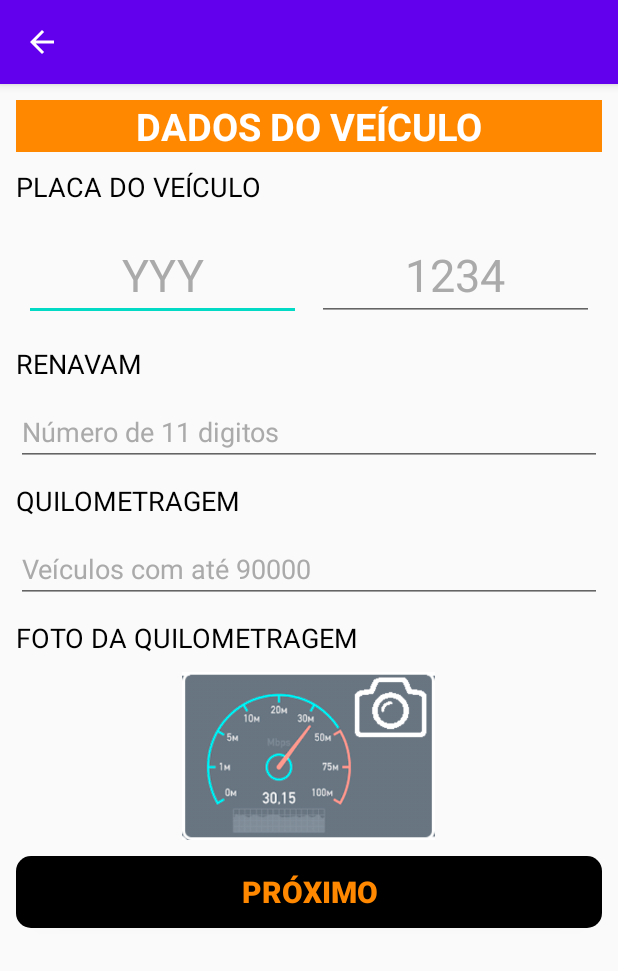
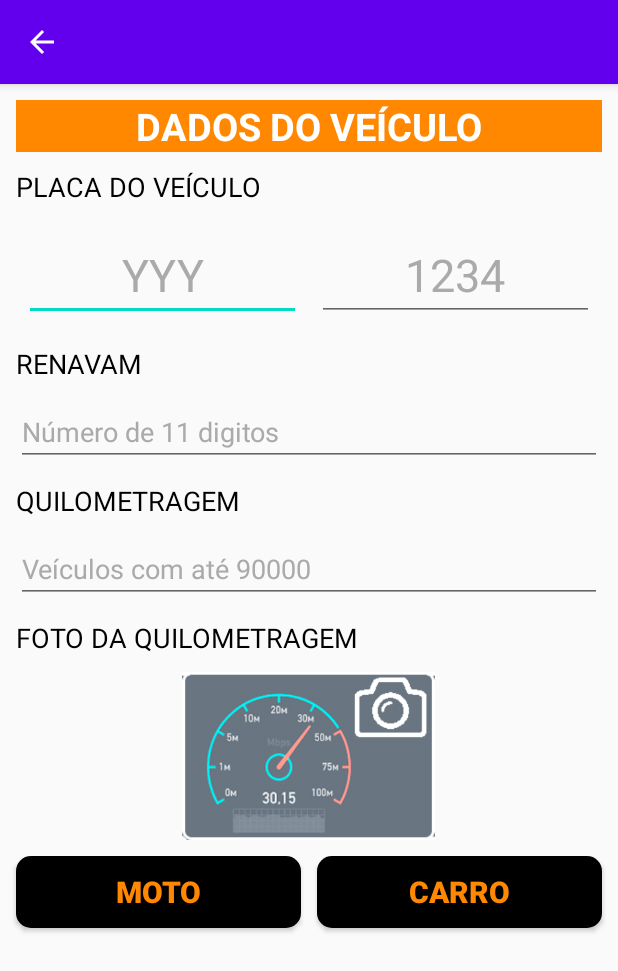
Before and after one commit to danthyl/AppMotoSeguros, an Android app: the FormularioVeiculoActivity screen opened directly, with no data from a screen before it, on a phone screen of 412 x 824 dp. Shown: the top 971 px of the screen. Run offline under Robolectric (Android 15) with nearby library versions, the phone set to English and light mode, and no system bars; network calls fail.

```diff
--- a/app/src/main/res/layout/activity_formulario_veiculo.xml
+++ b/app/src/main/res/layout/activity_formulario_veiculo.xml
@@ -141,13 +141,26 @@
 
             <Button
                 android:id="@+id/buttonMoto"
-                android:layout_width="match_parent"
+                android:layout_width="0dp"
                 android:layout_height="wrap_content"
                 android:layout_margin="5dp"
                 android:layout_weight="1"
                 android:background="@drawable/button_pedido"
                 android:onClick="ChamaFormularioQuestionario"
-                android:text="@string/proximo"
+                android:text="@string/btnmoto"
+                android:textColor="@android:color/holo_orange_dark"
+                android:textSize="20sp"
+                android:textStyle="bold" />
+
+            <Button
+                android:id="@+id/buttonCarro"
+                android:layout_width="0dp"
+                android:layout_height="wrap_content"
+                android:layout_margin="5dp"
+                android:layout_weight="1"
+                android:background="@drawable/button_pedido"
+                android:onClick="ChamaListaOfertasSemFormulario"
+                android:text="@string/btncarro"
                 android:textColor="@android:color/holo_orange_dark"
                 android:textSize="20sp"
                 android:textStyle="bold" />
```
